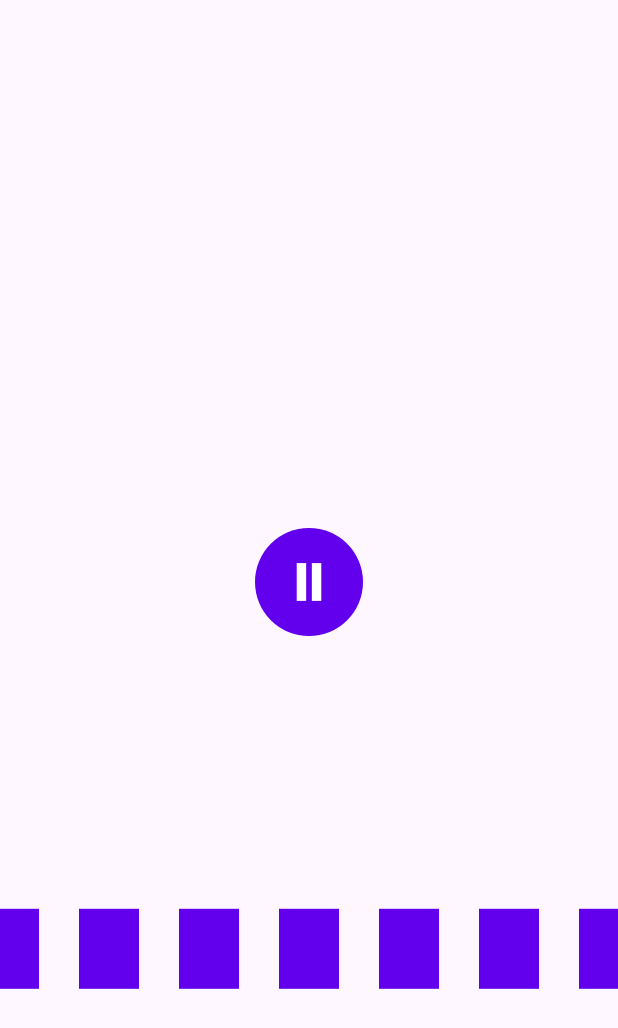
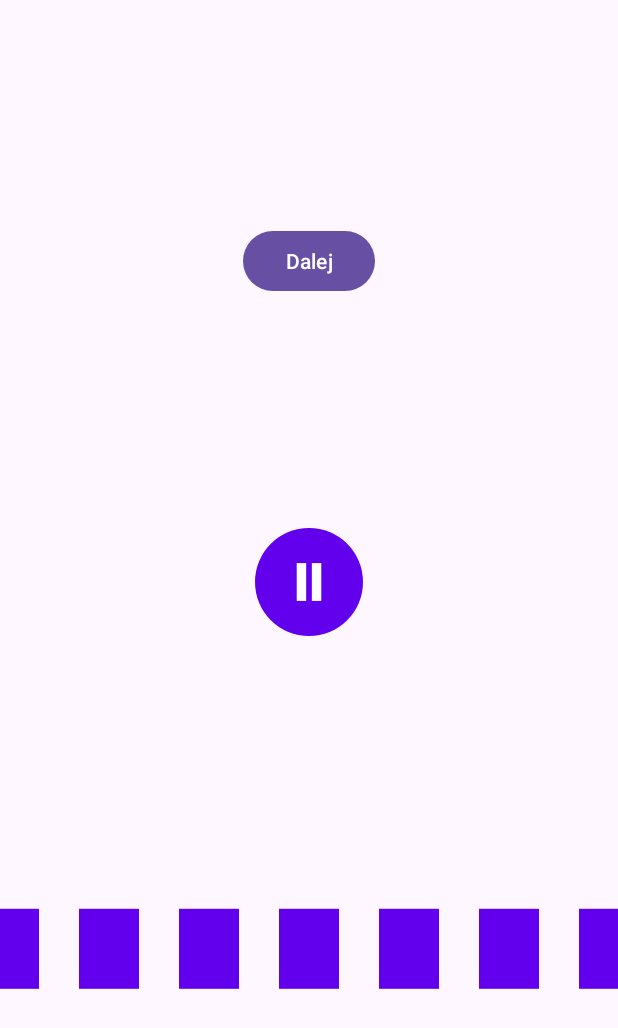
Before and after one commit to Mawv1/Animation-Example-Android, an Android app: the screen it shows after launch (MainActivity), on a phone screen of 412 x 824 dp. Shown: the top 1028 px of the screen. Run offline under Robolectric (Android 15) with nearby library versions, the phone set to English and light mode, and no system bars.

Commit message:
Added button ot change screen

```diff
--- a/app/src/main/AndroidManifest.xml
+++ b/app/src/main/AndroidManifest.xml
@@ -13,6 +13,9 @@
         android:theme="@style/Theme.CustomViewExample"
         tools:targetApi="31">
         <activity
+            android:name=".SecondScreen"
+            android:exported="false" />
+        <activity
             android:name=".MainActivity"
             android:exported="true">
             <intent-filter>
--- a/app/src/main/java/com/example/customviewexample/MainActivity.kt
+++ b/app/src/main/java/com/example/customviewexample/MainActivity.kt
@@ -1,7 +1,9 @@
 package com.example.customviewexample
 
 import android.os.Bundle
+import android.widget.Button
 import androidx.appcompat.app.AppCompatActivity
+import android.content.Intent
 
 class MainActivity : AppCompatActivity() {
     override fun onCreate(savedInstanceState: Bundle?) {
@@ -10,6 +12,14 @@ class MainActivity : AppCompatActivity() {
 
         val barsWaveView = findViewById<BarsWaveView>(R.id.bars_wave_view)
         val playStopButton = findViewById<AnimatedPlayStopButton>(R.id.play_stop_button)
+
+        val nextScreenButton = findViewById<Button>(R.id.next_screen_button)
+
+        nextScreenButton.setOnClickListener {
+            val intent = Intent(this, SecondScreen::class.java)
+            startActivity(intent)
+            overridePendingTransition(R.anim.slide_in_right, R.anim.slide_out_left)
+        }
 
         playStopButton.setOnClickListener {
             if (barsWaveView.isRunning) {
--- /dev/null
+++ b/app/src/main/res/anim/slide_in_right.xml
@@ -0,0 +1,4 @@
+<?xml version="1.0" encoding="utf-8"?>
+<set xmlns:android="http://schemas.android.com/apk/res/android">
+    <translate android:fromXDelta="100%" android:toXDelta="0%" android:duration="300"/>
+</set>
--- /dev/null
+++ b/app/src/main/res/anim/slide_out_left.xml
@@ -0,0 +1,4 @@
+<?xml version="1.0" encoding="utf-8"?>
+<set xmlns:android="http://schemas.android.com/apk/res/android">
+    <translate android:fromXDelta="0%" android:toXDelta="-100%" android:duration="300"/>
+</set>
--- a/app/src/main/res/layout/activity_main.xml
+++ b/app/src/main/res/layout/activity_main.xml
@@ -5,10 +5,22 @@
     android:layout_height="match_parent"
     tools:context=".MainActivity">
 
+    <Button
+        android:id="@+id/next_screen_button"
+        android:layout_width="wrap_content"
+        android:layout_height="wrap_content"
+        android:text="Dalej"
+        app:layout_constraintBottom_toTopOf="@+id/play_stop_button"
+        app:layout_constraintEnd_toEndOf="parent"
+        app:layout_constraintStart_toStartOf="parent"
+        app:layout_constraintTop_toTopOf="@+id/bars_wave_view" />
+
     <com.example.customviewexample.BarsWaveView
         android:id="@+id/bars_wave_view"
         android:layout_width="match_parent"
-        android:layout_height="match_parent" />
+        android:layout_height="match_parent"
+        tools:layout_editor_absoluteX="-16dp"
+        tools:layout_editor_absoluteY="-205dp" />
 
     <com.example.customviewexample.AnimatedPlayStopButton
         android:id="@+id/play_stop_button"
```
Also changed, not shown: app/src/main/java/com/example/customviewexample/SecondScreen.kt (added, +20 -0 lines), app/src/main/res/layout/activity_second_screen.xml (added, +30 -0 lines).
